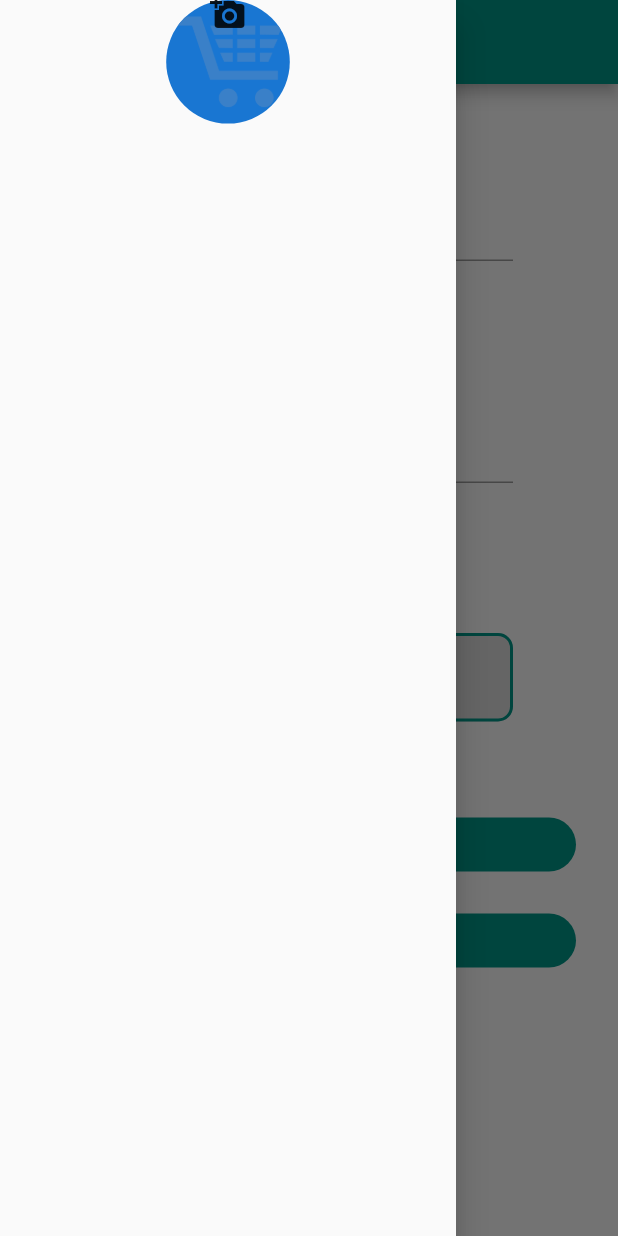
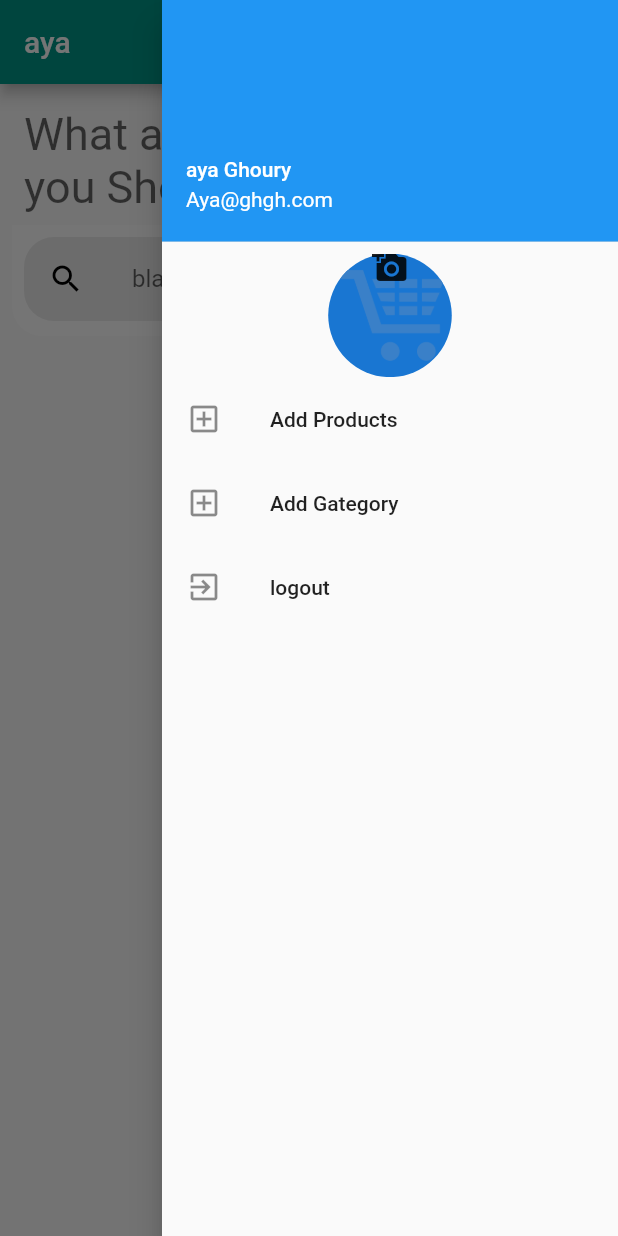
Before and after one commit to EngAyaGh/ecomercApp, a Flutter app: the screen it shows after launch, with the side drawer open, on a phone screen of 412 x 824 dp. Run offline on Flutter 3.47's test engine with Material 2 defaults, Android fonts, the phone set to English and light mode, and no system bars; our stand-ins replace firebase_auth, firebase_core, modal_progress_hud_nsn; missing offline and left inert: dart:html; accounts and stored records are empty.

Commit message:
updated5

```diff
--- a/lib/screens/home.dart
+++ b/lib/screens/home.dart
@@ -12,168 +12,144 @@ class HomePage extends StatefulWidget {
 }
 
 class _HomePageState extends State<HomePage> {
+  final _key = GlobalKey<ScaffoldState>();
   //String? email =FirebaseAuth.instance.currentUser!.email;
   TextEditingController _emailUser = TextEditingController();
   TextEditingController _userName = TextEditingController();
   TextEditingController _password = TextEditingController();
   @override
   Widget build(BuildContext context) {
-
-    double width=MediaQuery.of(context).size.width;
-    double height=MediaQuery.of(context).size.height;
+    double width = MediaQuery.of(context).size.width;
+    double height = MediaQuery.of(context).size.height;
 
     return Scaffold(
+      key: _key,
       appBar: AppBar(
         backgroundColor: Colors.teal,
         title: Text('aya'),
-
       ),
-      drawer: Drawer(
+      endDrawer: Drawer(
         elevation: 10,
         child: ListView(
           children: [
+            UserAccountsDrawerHeader(
+                accountName: Text('aya Ghoury'),
+                accountEmail: Text('Aya@ghgh.com')),
             Stack(
               alignment: Alignment.center,
               children: [
-
                 CircleAvatar(
-                  backgroundImage:  AssetImage('images/icons/buy.png'),
-                  radius: width *.1,),
+                  backgroundImage: AssetImage('images/icons/buy.png'),
+                  radius: width * .1,
+                ),
                 Positioned(
-                    bottom:50,
-                    child: IconButton(onPressed: (){}, icon:Icon( Icons.add_a_photo))),
+                    bottom: 50,
+                    child: IconButton(
+                        onPressed: () {}, icon: Icon(Icons.add_a_photo))),
               ],
+            ),
+            ListTile(
+              title: Text('Add Products'),
+              leading: Icon(Icons.add_box_outlined),
+            ),
+            ListTile(
+              title: Text('Add Gategory'),
+              leading: Icon(Icons.add_box_outlined),
+            ),
+            ListTile(
+              title: Text('logout'),
+              leading: Icon(Icons.exit_to_app),
             )
-
-
           ],
-        ) ,
+        ),
       ),
-
-      body: Padding(
-        padding: const EdgeInsets.all(20),
-        child: Center(
+      body: SafeArea(
+        child: Padding(
+          padding: const EdgeInsets.all(8.0),
           child: ListView(
             children: [
-              Padding(
-                padding: const EdgeInsets.all(50),
-                child: TextFormField(
-                  controller: _userName,
-                  decoration: InputDecoration(
-                    hintText: 'Enter User Name ',
-                    prefixIcon: Icon(Icons.account_box),
+              Stack(
+                children: [
+                  Positioned(
+                      top: 10,
+                      right: 20,
+                      child: Align(
+                        alignment: Alignment.topRight,
+                        child: GestureDetector(
+                          onTap: () {
+
+                            _key.currentState!.openEndDrawer();
+                          },
+                          child: Icon(Icons.menu),
+                        ),
+                      )),
+                  Positioned(
+                      top: 10,
+                      right: 60,
+                      child: Align(
+                        alignment: Alignment.topRight,
+                        child: GestureDetector(
+                          onTap: () {},
+                          child: Icon(Icons.shopping_cart),
+                        ),
+                      )),
+                  Positioned(
+                      top: 10,
+                      right: 100,
+                      child: Align(
+                        alignment: Alignment.topRight,
+                        child: GestureDetector(
+                          onTap: () {},
+                          child: Icon(Icons.person),
+                        ),
+                      )),
+                  Padding(
+                    padding: const EdgeInsets.all(8.0),
+                    child: Text(
+                      'What are\nyou Shopping for?',
+                      style: TextStyle(
+                          fontSize: 30,
+                          color: Colors.black.withOpacity(0.6),
+                          fontWeight: FontWeight.w400),
+                    ),
+                  ),
+                ],
+              ),
+              Container(
+                decoration: BoxDecoration(
+                    color: Colors.white,
+                    borderRadius: BorderRadius.only(
+                        bottomRight: Radius.circular(20),
+                        bottomLeft: Radius.circular(20))),
+                child: Padding(
+                  padding: const EdgeInsets.only(
+                      top: 8, left: 8, right: 8, bottom: 10),
+                  child: Container(
+                    decoration: BoxDecoration(
+                      color: Colors.grey.withOpacity(0.2),
+                      borderRadius: BorderRadius.circular(20),
+                    ),
+                    child: ListTile(
+                      leading: Icon(
+                        Icons.search,
+                        color: Colors.black,
+                      ),
+                      title: TextField(
+                        textInputAction: TextInputAction.search,
+
+                        //(pattern)async{
+                        //await productProvider.search(productName: pattern);
+                        //changeScreen(context, ProductSearchScreen());
+                        //},
+                        decoration: InputDecoration(
+                          hintText: "blazer, dress...",
+                          border: InputBorder.none,
+                        ),
+                      ),
+                    ),
                   ),
                 ),
               ),
-              Padding(
-                padding: const EdgeInsets.all(50),
-                child: TextFormField(
-                  controller: _password,
-                  decoration: InputDecoration(
-                    hintText: 'Enter Password',
-                    prefixIcon: Icon(Icons.visibility_off),
-                  ),
-                ),
-              ),
-              Padding(
-                padding: const EdgeInsets.all(50),
-                child: TextFormField(
-                  controller: _emailUser,
-                  style: TextStyle(color: Colors.black),
-                  cursorColor: Colors.teal,
-                  decoration: InputDecoration(
-                    hintText: 'Enter Email',
-                    prefixIcon: Icon(Icons.email),
-                    border: OutlineInputBorder(
-                      borderRadius: BorderRadius.circular(10),
-                      borderSide: BorderSide(
-                          color: Colors.teal,
-                          width: 2.0,
-                          style: BorderStyle.solid),
-                    ),
-                    enabledBorder: OutlineInputBorder(
-                        borderSide: BorderSide(
-                            color: Colors.teal,
-                            style: BorderStyle.solid,
-                            width: 2.0),
-                        borderRadius: BorderRadius.circular(10)),
-                    filled: true,
-                    fillColor: Colors.black12,
-                    focusedBorder: OutlineInputBorder(
-                        borderRadius: BorderRadius.circular(10),
-                        borderSide: BorderSide(
-                            color: Colors.teal,
-                            style: BorderStyle.solid,
-                            width: 2.0)),
-                  ),
-                ),
-              ),
-              Padding(
-                padding: const EdgeInsets.all(8.0),
-
-                // ignore: deprecated_member_use
-                child: FlatButton(
-                  textColor: Colors.white,
-                  color: Colors.teal,
-                  shape: RoundedRectangleBorder(
-                    borderRadius: BorderRadius.circular(20),
-                  ),
-                  onPressed: () async {
-
-                    await AuthClass()
-                        .createAccount(
-                            email: _emailUser.text.trim(),
-                            Pass: _password.text.trim())
-                        .then((value) {
-                      if (value == 'Done') {
-                        Navigator.pushAndRemoveUntil(
-                            context,
-                            MaterialPageRoute(builder: (context) => Splash()),
-                            (route) => false);
-                      } else{
-                        print(value);
-                        ScaffoldMessenger.of(context).showSnackBar(SnackBar(
-                          content: Text(value),
-                        ));
-                      }
-                    });
-                  },
-                  child: Text('Register'),
-                ),
-              ),
-              Padding(
-                padding: const EdgeInsets.all(8.0),
-                child: FlatButton(
-                  textColor: Colors.white,
-                  color: Colors.teal,
-                  child: Text('login'),
-                  shape: RoundedRectangleBorder(
-                      borderRadius: BorderRadius.circular(20)),
-                  onPressed: () async {
-                    print(_emailUser.text);
-                    await AuthClass()
-                        .login(
-                            email: _emailUser.text.trim(),
-                            Pass: _password.text.trim())
-                        .then((value) {
-                      if (value == 'Done') {
-                        Navigator.pushAndRemoveUntil(
-                            context,
-                            MaterialPageRoute(builder: (context) => Splash()),
-                            (route) => false);
-                      } else
-                        {
-                          print(value);
-
-                          ScaffoldMessenger.of(context).showSnackBar(SnackBar(
-                          content: Text(value),
-                        ));
-                        }
-                    });
-                  },
-                ),
-              ),
-
             ],
           ),
         ),
```
